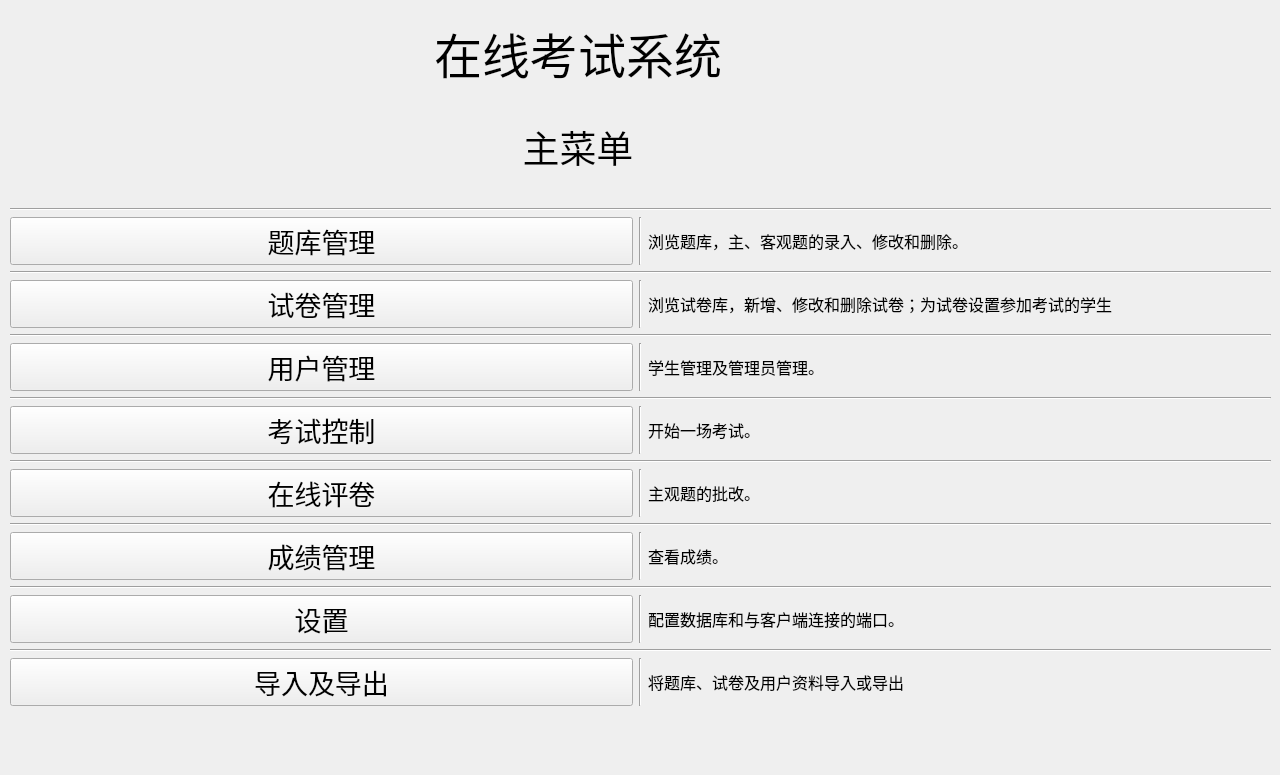
This is server/MainMenuUI.ui in AlanForeverAi/Exams as Qt 5 draws it before an edit. The edited form follows.
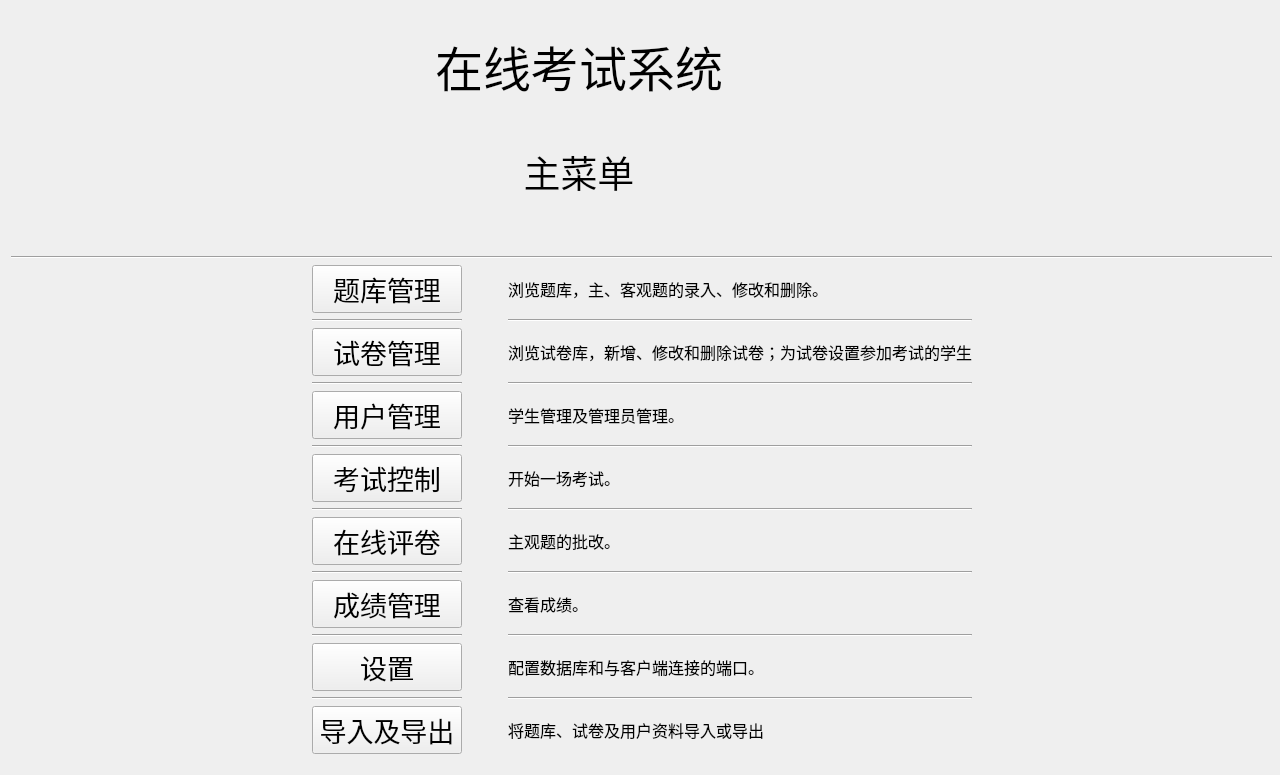
This is the edited form. Icons and pictures are not drawn.

Commit message:
修改界面
用户管理将一个功能通过新窗口完成，当时现在觉得好像有点不怎么好，所以暂时不使用。。。。

```diff
--- a/server/MainMenuUI.ui
+++ b/server/MainMenuUI.ui
@@ -31,16 +31,16 @@
   <property name="windowTitle">
    <string>MainMenu</string>
   </property>
-  <widget class="QWidget" name="layoutWidget">
+  <widget class="QWidget" name="">
    <property name="geometry">
     <rect>
-     <x>10</x>
-     <y>12</y>
+     <x>11</x>
+     <y>13</y>
      <width>1261</width>
-     <height>694</height>
+     <height>741</height>
     </rect>
    </property>
-   <layout class="QVBoxLayout" name="verticalLayout_3">
+   <layout class="QVBoxLayout" name="verticalLayout_4">
     <item>
      <layout class="QHBoxLayout" name="horizontalLayout_10">
       <item>
@@ -173,10 +173,38 @@
      </widget>
     </item>
     <item>
-     <layout class="QVBoxLayout" name="verticalLayout">
+     <layout class="QHBoxLayout" name="horizontalLayout_3">
+      <item>
+       <spacer name="horizontalSpacer_8">
+        <property name="orientation">
+         <enum>Qt::Horizontal</enum>
+        </property>
+        <property name="sizeHint" stdset="0">
+         <size>
+          <width>40</width>
+          <height>20</height>
+         </size>
+        </property>
+       </spacer>
+      </item>
       <item>
        <layout class="QHBoxLayout" name="horizontalLayout_2">
         <item>
+         <spacer name="horizontalSpacer_4">
+          <property name="orientation">
+           <enum>Qt::Horizontal</enum>
+          </property>
+          <property name="sizeHint" stdset="0">
+           <size>
+            <width>40</width>
+            <height>20</height>
+           </size>
+          </property>
+         </spacer>
+        </item>
+        <item>
+         <layout class="QVBoxLayout" name="verticalLayout">
+          <item>
          <widget class="QPushButton" name="pushButton_question">
           <property name="minimumSize">
            <size>
@@ -196,27 +224,6 @@
          </widget>
         </item>
         <item>
-         <widget class="Line" name="line">
-          <property name="orientation">
-           <enum>Qt::Vertical</enum>
-          </property>
-         </widget>
-        </item>
-        <item>
-         <widget class="QLabel" name="label_3">
-          <property name="font">
-           <font>
-            <pointsize>12</pointsize>
-           </font>
-          </property>
-          <property name="text">
-           <string>浏览题库，主、客观题的录入、修改和删除。</string>
-          </property>
-         </widget>
-        </item>
-       </layout>
-      </item>
-      <item>
        <widget class="Line" name="line_9">
         <property name="orientation">
          <enum>Qt::Horizontal</enum>
@@ -224,8 +231,6 @@
        </widget>
       </item>
       <item>
-       <layout class="QHBoxLayout" name="horizontalLayout_3">
-        <item>
          <widget class="QPushButton" name="pushButton_paper">
           <property name="minimumSize">
            <size>
@@ -245,27 +250,6 @@
          </widget>
         </item>
         <item>
-         <widget class="Line" name="line_3">
-          <property name="orientation">
-           <enum>Qt::Vertical</enum>
-          </property>
-         </widget>
-        </item>
-        <item>
-         <widget class="QLabel" name="label_4">
-          <property name="font">
-           <font>
-            <pointsize>12</pointsize>
-           </font>
-          </property>
-          <property name="text">
-           <string>浏览试卷库，新增、修改和删除试卷；为试卷设置参加考试的学生</string>
-          </property>
-         </widget>
-        </item>
-       </layout>
-      </item>
-      <item>
        <widget class="Line" name="line_10">
         <property name="orientation">
          <enum>Qt::Horizontal</enum>
@@ -273,8 +257,6 @@
        </widget>
       </item>
       <item>
-       <layout class="QHBoxLayout" name="horizontalLayout_4">
-        <item>
          <widget class="QPushButton" name="pushButton_mem">
           <property name="minimumSize">
            <size>
@@ -294,27 +276,6 @@
          </widget>
         </item>
         <item>
-         <widget class="Line" name="line_2">
-          <property name="orientation">
-           <enum>Qt::Vertical</enum>
-          </property>
-         </widget>
-        </item>
-        <item>
-         <widget class="QLabel" name="label_5">
-          <property name="font">
-           <font>
-            <pointsize>12</pointsize>
-           </font>
-          </property>
-          <property name="text">
-           <string>学生管理及管理员管理。</string>
-          </property>
-         </widget>
-        </item>
-       </layout>
-      </item>
-      <item>
        <widget class="Line" name="line_11">
         <property name="orientation">
          <enum>Qt::Horizontal</enum>
@@ -322,8 +283,6 @@
        </widget>
       </item>
       <item>
-       <layout class="QHBoxLayout" name="horizontalLayout_6">
-        <item>
          <widget class="QPushButton" name="pushButton_examctrl">
           <property name="minimumSize">
            <size>
@@ -337,27 +296,6 @@
          </widget>
         </item>
         <item>
-         <widget class="Line" name="line_5">
-          <property name="orientation">
-           <enum>Qt::Vertical</enum>
-          </property>
-         </widget>
-        </item>
-        <item>
-         <widget class="QLabel" name="label_7">
-          <property name="font">
-           <font>
-            <pointsize>12</pointsize>
-           </font>
-          </property>
-          <property name="text">
-           <string>开始一场考试。</string>
-          </property>
-         </widget>
-        </item>
-       </layout>
-      </item>
-      <item>
        <widget class="Line" name="line_12">
         <property name="orientation">
          <enum>Qt::Horizontal</enum>
@@ -365,8 +303,6 @@
        </widget>
       </item>
       <item>
-       <layout class="QHBoxLayout" name="horizontalLayout_7">
-        <item>
          <widget class="QPushButton" name="pushButton_subscore">
           <property name="minimumSize">
            <size>
@@ -380,27 +316,6 @@
          </widget>
         </item>
         <item>
-         <widget class="Line" name="line_6">
-          <property name="orientation">
-           <enum>Qt::Vertical</enum>
-          </property>
-         </widget>
-        </item>
-        <item>
-         <widget class="QLabel" name="label_8">
-          <property name="font">
-           <font>
-            <pointsize>12</pointsize>
-           </font>
-          </property>
-          <property name="text">
-           <string>主观题的批改。</string>
-          </property>
-         </widget>
-        </item>
-       </layout>
-      </item>
-      <item>
        <widget class="Line" name="line_13">
         <property name="orientation">
          <enum>Qt::Horizontal</enum>
@@ -408,8 +323,6 @@
        </widget>
       </item>
       <item>
-       <layout class="QHBoxLayout" name="horizontalLayout_5">
-        <item>
          <widget class="QPushButton" name="pushButton_scoremanage">
           <property name="minimumSize">
            <size>
@@ -423,27 +336,6 @@
          </widget>
         </item>
         <item>
-         <widget class="Line" name="line_4">
-          <property name="orientation">
-           <enum>Qt::Vertical</enum>
-          </property>
-         </widget>
-        </item>
-        <item>
-         <widget class="QLabel" name="label_6">
-          <property name="font">
-           <font>
-            <pointsize>12</pointsize>
-           </font>
-          </property>
-          <property name="text">
-           <string>查看成绩。</string>
-          </property>
-         </widget>
-        </item>
-       </layout>
-      </item>
-      <item>
        <widget class="Line" name="line_14">
         <property name="orientation">
          <enum>Qt::Horizontal</enum>
@@ -451,8 +343,6 @@
        </widget>
       </item>
       <item>
-       <layout class="QHBoxLayout" name="horizontalLayout_8">
-        <item>
          <widget class="QPushButton" name="pushButton_config">
           <property name="minimumSize">
            <size>
@@ -466,27 +356,6 @@
          </widget>
         </item>
         <item>
-         <widget class="Line" name="line_7">
-          <property name="orientation">
-           <enum>Qt::Vertical</enum>
-          </property>
-         </widget>
-        </item>
-        <item>
-         <widget class="QLabel" name="label_9">
-          <property name="font">
-           <font>
-            <pointsize>12</pointsize>
-           </font>
-          </property>
-          <property name="text">
-           <string>配置数据库和与客户端连接的端口。</string>
-          </property>
-         </widget>
-        </item>
-       </layout>
-      </item>
-      <item>
        <widget class="Line" name="line_15">
         <property name="orientation">
          <enum>Qt::Horizontal</enum>
@@ -494,8 +363,6 @@
        </widget>
       </item>
       <item>
-       <layout class="QHBoxLayout" name="horizontalLayout_9">
-        <item>
          <widget class="QPushButton" name="pushButton_inoutput">
           <property name="minimumSize">
            <size>
@@ -508,10 +375,153 @@
           </property>
          </widget>
         </item>
+         </layout>
+        </item>
         <item>
-         <widget class="Line" name="line_8">
+         <spacer name="horizontalSpacer_5">
           <property name="orientation">
-           <enum>Qt::Vertical</enum>
+           <enum>Qt::Horizontal</enum>
+          </property>
+          <property name="sizeHint" stdset="0">
+           <size>
+            <width>40</width>
+            <height>20</height>
+           </size>
+          </property>
+         </spacer>
+        </item>
+        <item>
+         <layout class="QVBoxLayout" name="verticalLayout_3">
+          <item>
+           <widget class="QLabel" name="label_3">
+            <property name="font">
+             <font>
+              <pointsize>12</pointsize>
+             </font>
+            </property>
+            <property name="text">
+             <string>浏览题库，主、客观题的录入、修改和删除。</string>
+            </property>
+           </widget>
+          </item>
+          <item>
+           <widget class="Line" name="line">
+            <property name="orientation">
+             <enum>Qt::Horizontal</enum>
+            </property>
+           </widget>
+          </item>
+          <item>
+           <widget class="QLabel" name="label_4">
+            <property name="font">
+             <font>
+              <pointsize>12</pointsize>
+             </font>
+            </property>
+            <property name="text">
+             <string>浏览试卷库，新增、修改和删除试卷；为试卷设置参加考试的学生</string>
+            </property>
+           </widget>
+          </item>
+          <item>
+           <widget class="Line" name="line_2">
+            <property name="orientation">
+             <enum>Qt::Horizontal</enum>
+            </property>
+           </widget>
+          </item>
+          <item>
+           <widget class="QLabel" name="label_5">
+            <property name="font">
+             <font>
+              <pointsize>12</pointsize>
+             </font>
+            </property>
+            <property name="text">
+             <string>学生管理及管理员管理。</string>
+            </property>
+           </widget>
+          </item>
+          <item>
+           <widget class="Line" name="line_3">
+            <property name="orientation">
+             <enum>Qt::Horizontal</enum>
+            </property>
+           </widget>
+          </item>
+          <item>
+           <widget class="QLabel" name="label_7">
+            <property name="font">
+             <font>
+              <pointsize>12</pointsize>
+             </font>
+            </property>
+            <property name="text">
+             <string>开始一场考试。</string>
+            </property>
+           </widget>
+          </item>
+          <item>
+           <widget class="Line" name="line_4">
+            <property name="orientation">
+             <enum>Qt::Horizontal</enum>
+            </property>
+           </widget>
+          </item>
+          <item>
+           <widget class="QLabel" name="label_8">
+            <property name="font">
+             <font>
+              <pointsize>12</pointsize>
+             </font>
+            </property>
+            <property name="text">
+             <string>主观题的批改。</string>
+            </property>
+           </widget>
+          </item>
+          <item>
+           <widget class="Line" name="line_5">
+            <property name="orientation">
+             <enum>Qt::Horizontal</enum>
+            </property>
+           </widget>
+          </item>
+          <item>
+           <widget class="QLabel" name="label_6">
+            <property name="font">
+             <font>
+              <pointsize>12</pointsize>
+             </font>
+            </property>
+            <property name="text">
+             <string>查看成绩。</string>
+            </property>
+           </widget>
+          </item>
+          <item>
+           <widget class="Line" name="line_6">
+            <property name="orientation">
+             <enum>Qt::Horizontal</enum>
+            </property>
+           </widget>
+          </item>
+          <item>
+           <widget class="QLabel" name="label_9">
+            <property name="font">
+             <font>
+              <pointsize>12</pointsize>
+             </font>
+            </property>
+            <property name="text">
+             <string>配置数据库和与客户端连接的端口。</string>
+            </property>
+           </widget>
+          </item>
+          <item>
+           <widget class="Line" name="line_7">
+            <property name="orientation">
+             <enum>Qt::Horizontal</enum>
           </property>
          </widget>
         </item>
@@ -528,6 +538,34 @@
          </widget>
         </item>
        </layout>
+        </item>
+        <item>
+         <spacer name="horizontalSpacer_7">
+          <property name="orientation">
+           <enum>Qt::Horizontal</enum>
+          </property>
+          <property name="sizeHint" stdset="0">
+           <size>
+            <width>40</width>
+            <height>20</height>
+           </size>
+          </property>
+         </spacer>
+        </item>
+       </layout>
+      </item>
+      <item>
+       <spacer name="horizontalSpacer_9">
+        <property name="orientation">
+         <enum>Qt::Horizontal</enum>
+        </property>
+        <property name="sizeHint" stdset="0">
+         <size>
+          <width>40</width>
+          <height>20</height>
+         </size>
+        </property>
+       </spacer>
       </item>
      </layout>
     </item>
```
Lines whose indentation alone changed are shown as unchanged. The commit also changes 17 other files.
